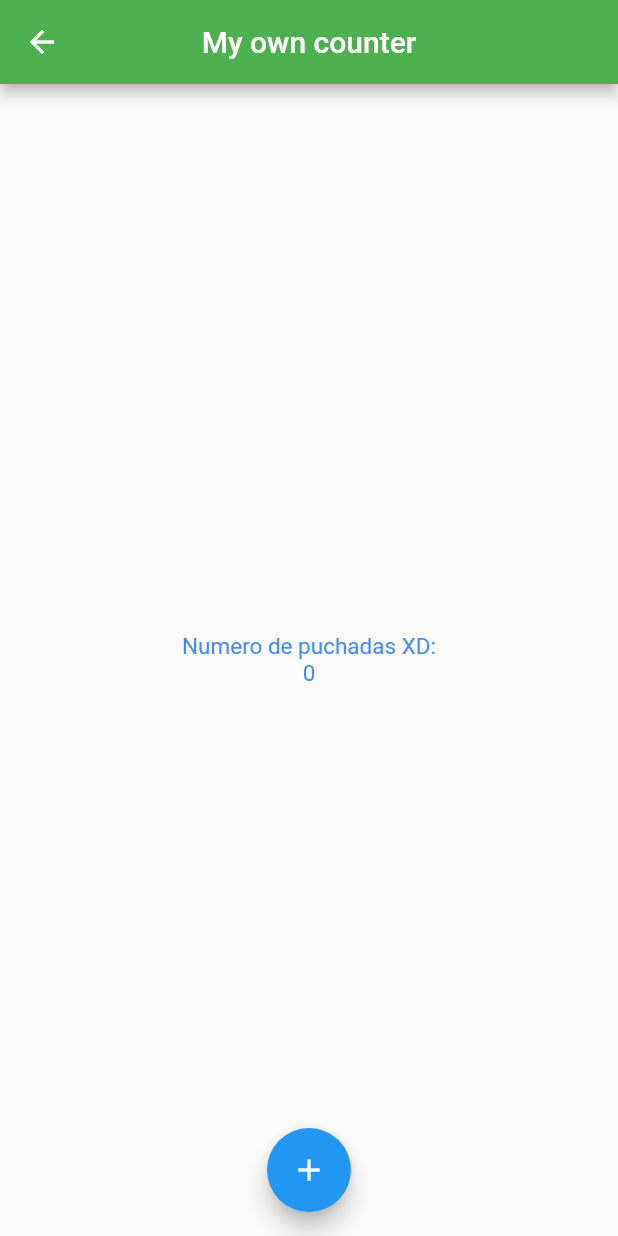
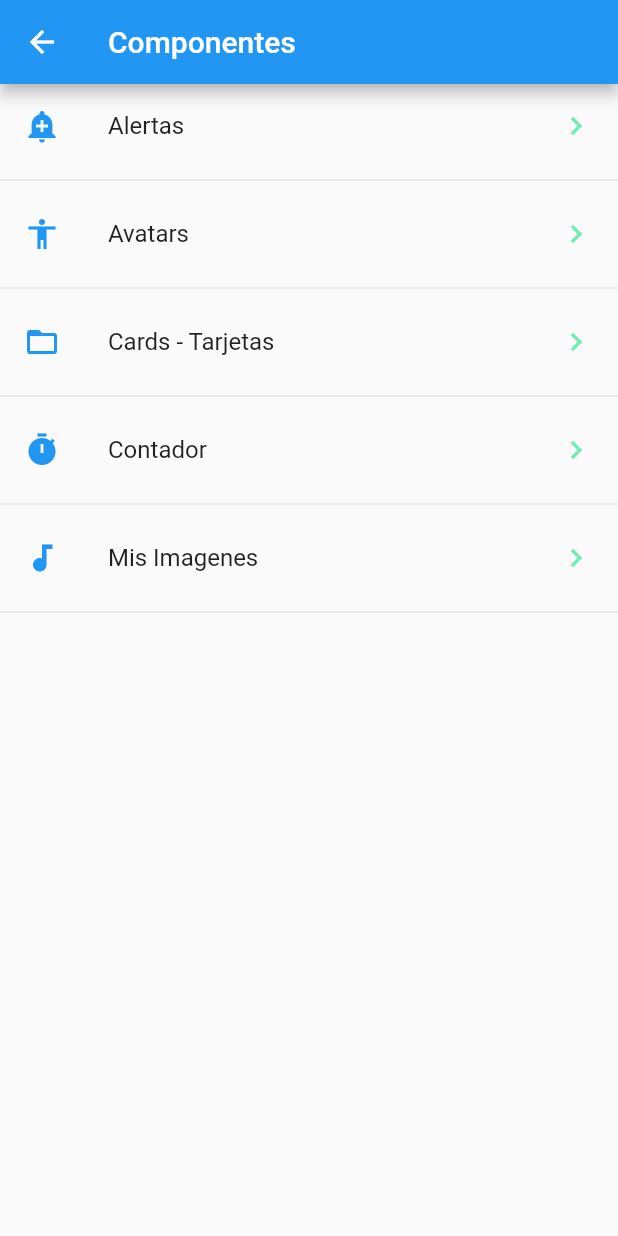
Before and after one commit to mariotip/Dart-Flutter, a Flutter app: the HomePage screen opened directly, on a phone screen of 412 x 824 dp. Run offline on Flutter 3.47's test engine with Material 2 defaults, Android fonts, the phone set to English and light mode, and no system bars; network calls fail; Roboto replaces fonts that are missing (Hack).

Commit message:
cards and menu routes an screens

```diff
--- /dev/null
+++ b/data/menu_opts.json
@@ -0,0 +1,30 @@
+{
+    "nombreApp" : "Componentes",
+    "rutas" : [
+        {
+            "ruta" : "alert",
+            "icon" : "add_alert",
+            "texto": "Alertas"
+        },
+        {
+            "ruta" : "avatar",
+            "icon" : "accessibility",
+            "texto": "Avatars"
+        },
+        {
+            "ruta" : "card",
+            "icon" : "folder_open",
+            "texto": "Cards - Tarjetas"
+        },
+        {
+            "ruta" : "counter",
+            "icon" : "count",
+            "texto": "Contador"
+        },
+        {
+            "ruta" : "mio",
+            "icon" : "mio",
+            "texto": "Mis Imagenes"
+        }
+    ]
+}
--- a/lib/main.dart
+++ b/lib/main.dart
@@ -2,5 +2,5 @@ import 'package:flutter/material.dart';
 import 'package:contador/src/app.dart';
 
 void main() {
-  runApp(MyApp()); //correr la app y se lke manda un witget
+  runApp(MyApp()); //correr la app y se le manda un witget
 }
--- a/lib/src/pages/contador.dart
+++ b/lib/src/pages/contador.dart
@@ -49,6 +49,7 @@ class _ContadorState extends State<Contador> {
         ),
         SizedBox(
           child: FloatingActionButton(
+            heroTag: 'hero1',
             onPressed: _reset,
             child: Icon(Icons.refresh),
           ),
@@ -57,6 +58,7 @@ class _ContadorState extends State<Contador> {
         Expanded(child: SizedBox()),
         SizedBox(
           child: FloatingActionButton(
+            heroTag: 'hero2',
             onPressed: _rest,
             child: Icon(Icons.remove),
           ),
@@ -67,6 +69,7 @@ class _ContadorState extends State<Contador> {
         ),
         SizedBox(
           child: FloatingActionButton(
+            heroTag: 'hero3',
             onPressed: _add,
             child: Icon(Icons.add),
           ),
--- a/lib/src/pages/home_page.dart
+++ b/lib/src/pages/home_page.dart
@@ -1,37 +1,48 @@
 import 'package:flutter/material.dart';
+import 'package:contador/src/utils/icon_string.dart';
+import 'package:contador/src/providers/menu_provider.dart';
 
 class HomePage extends StatelessWidget {
-  final estiloTexto =
-      new TextStyle(fontSize: 15, color: Colors.blueAccent, fontFamily: 'Hack');
-
-  final conteo = 0;
   @override
   Widget build(BuildContext context) {
     return Scaffold(
-      //the Scaffold this is the body container for witgets
       appBar: AppBar(
-          title: Text('My own counter'),
-          centerTitle: true,
-          backgroundColor: Colors.green),
-      body: Center(
-        child: Column(
-          mainAxisAlignment: MainAxisAlignment.center,
-          children: [
-            Text(
-              'Numero de puchadas XD:',
-              style: estiloTexto,
-            ),
-            Text('$conteo', style: estiloTexto)
-          ],
-        ),
+        title: Text('Componentes'),
       ),
-      floatingActionButton: FloatingActionButton(
-        child: Icon(Icons.add),
-        onPressed: () {
-          print('hola mundo');
-        },
-      ),
-      floatingActionButtonLocation: FloatingActionButtonLocation.centerFloat,
+      body: _lista(),
     );
   }
+
+  Widget _lista() {
+    // menuProvider.cargarData().then((value) => {print('lista'), print(value)}); //se tarda
+
+    return FutureBuilder(
+        future: menuProvider.cargarData(),
+        initialData: [Icon(Icons.ac_unit)],
+        builder: (context, AsyncSnapshot<List<dynamic>> snapshot) =>
+            ListView(children: _listaItems(snapshot.data, context)));
+  }
+
+  List<Widget> _listaItems(List<dynamic> data, context) {
+    final List<Widget> opciones = [];
+
+    data.forEach(
+      (op) {
+        final widgetTemp = ListTile(
+          title: Text(op['texto']),
+          leading: getIcon(op['icon']),
+          trailing: Icon(Icons.keyboard_arrow_right, color: Colors.greenAccent),
+          onTap: () {
+            //mandamos las rutas al app.dart
+            Navigator.pushNamed(context, op['ruta']);
+            // final route = MaterialPageRoute(builder: (context) => AlertPage());
+            // Navigator.push(context, route);
+          },
+        );
+        opciones.add(widgetTemp);
+        opciones.add(Divider());
+      },
+    );
+    return opciones;
+  }
 }
--- /dev/null
+++ b/lib/src/utils/icon_string.dart
@@ -0,0 +1,16 @@
+import 'package:flutter/material.dart';
+
+final _icons = <String, IconData>{
+  'add_alert': Icons.add_alert,
+  'accessibility': Icons.accessibility,
+  'folder_open': Icons.folder_open,
+  'count': Icons.timer,
+  'mio': Icons.audiotrack
+};
+
+Icon getIcon(String nombreIcon) {
+  return Icon(
+    _icons[nombreIcon],
+    color: Colors.blue,
+  );
+}
```
Also changed, not shown: lib/src/app.dart (+14 -3 lines), lib/src/pages/alert_page.dart (added, +11 -0 lines), lib/src/pages/avatar_page.dart (added, +11 -0 lines), lib/src/pages/card_page.dart (added, +68 -0 lines), lib/src/pages/home_page_copy.dart (added, +37 -0 lines), lib/src/pages/home_temp.dart (added, +65 -0 lines), lib/src/providers/menu_provider.dart (added, +22 -0 lines), lib/src/routes/routes.dart (added, +16 -0 lines), pubspec.yaml (+3 -4 lines), assets/fonts/load.gif (added).
